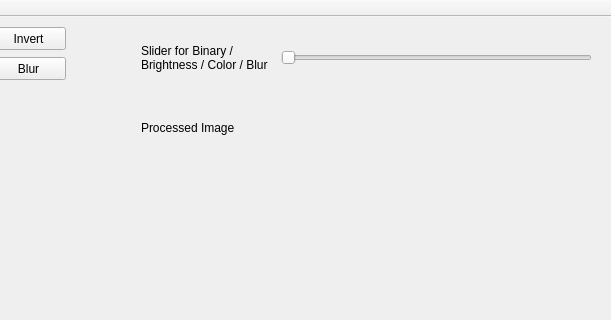
The window that opencv_image/mainwindow.ui (sarah60321/Qt-Opencv-image-processing) describes before a commit, drawn with Qt 5; both pictures show x 289 to 900 and y 0 to 320 of the 900 by 500 pixel window.
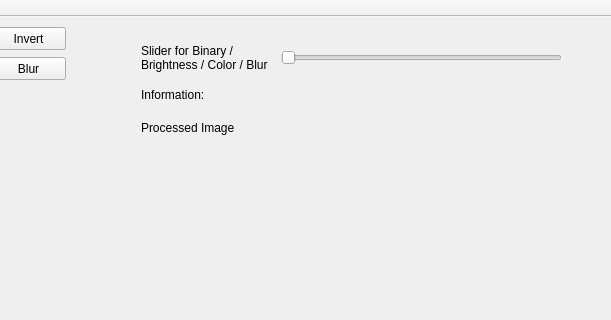
The same window after the commit.

```diff
--- a/opencv_image/mainwindow.ui
+++ b/opencv_image/mainwindow.ui
@@ -116,7 +116,7 @@
      <rect>
       <x>570</x>
       <y>30</y>
-      <width>311</width>
+      <width>281</width>
       <height>22</height>
      </rect>
     </property>
@@ -233,6 +233,19 @@
      <string>Invert</string>
     </property>
    </widget>
+   <widget class="QLabel" name="label_information">
+    <property name="geometry">
+     <rect>
+      <x>430</x>
+      <y>70</y>
+      <width>421</width>
+      <height>16</height>
+     </rect>
+    </property>
+    <property name="text">
+     <string>Information: </string>
+    </property>
+   </widget>
   </widget>
   <widget class="QMenuBar" name="menuBar">
    <property name="geometry">
```
